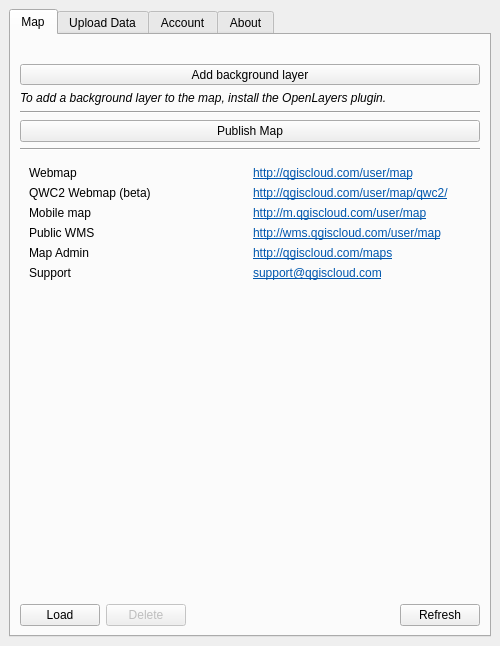
This is qgiscloud/qgiscloudplugin.ui in qgiscloud/qgis-cloud-plugin as Qt 5 draws it before an edit. The edited form follows.
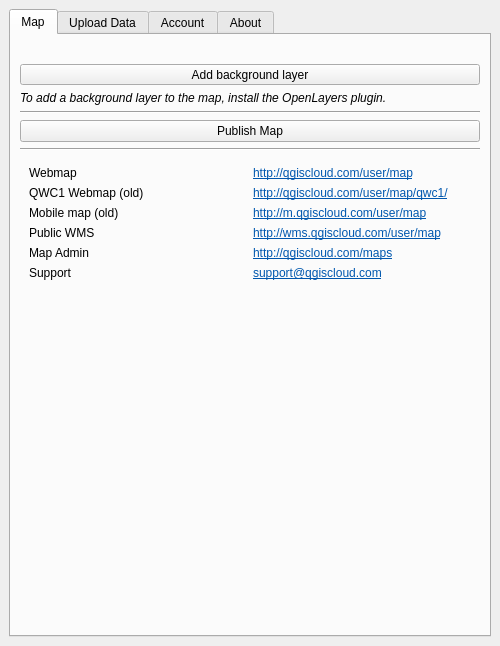
This is the edited form. The open tabs and pages were chosen to show the change. Icons and pictures are not drawn. Custom widgets are drawn as their Qt base class.

What changed in the file:
```diff
--- a/qgiscloud/qgiscloudplugin.ui
+++ b/qgiscloud/qgiscloudplugin.ui
@@ -28,7 +28,7 @@
         <string>Map</string>
        </attribute>
        <layout class="QGridLayout" name="gridLayout_4">
-        <item row="7" column="2">
+        <item row="7" column="1">
          <spacer name="verticalSpacer">
           <property name="orientation">
            <enum>Qt::Vertical</enum>
@@ -41,31 +41,14 @@
           </property>
          </spacer>
         </item>
-        <item row="8" column="0">
-         <widget class="QPushButton" name="btnMapLoad_2">
-          <property name="text">
-           <string>Load</string>
-          </property>
-         </widget>
-        </item>
-        <item row="5" column="0" colspan="4">
+        <item row="5" column="0" colspan="3">
          <widget class="Line" name="line_3">
           <property name="orientation">
            <enum>Qt::Horizontal</enum>
           </property>
          </widget>
         </item>
-        <item row="8" column="1">
-         <widget class="QPushButton" name="btnMapDelete_2">
-          <property name="enabled">
-           <bool>false</bool>
-          </property>
-          <property name="text">
-           <string>Delete</string>
-          </property>
-         </widget>
-        </item>
-        <item row="0" column="0" colspan="3">
+        <item row="0" column="0" colspan="2">
          <widget class="QLabel" name="logo_2">
           <property name="autoFillBackground">
            <bool>false</bool>
@@ -81,41 +64,21 @@
           </property>
          </widget>
         </item>
-        <item row="3" column="0" colspan="4">
+        <item row="3" column="0" colspan="3">
          <widget class="Line" name="line_2">
           <property name="orientation">
            <enum>Qt::Horizontal</enum>
           </property>
          </widget>
         </item>
-        <item row="8" column="2">
-         <spacer name="horizontalSpacer_5">
-          <property name="orientation">
-           <enum>Qt::Horizontal</enum>
-          </property>
-          <property name="sizeHint" stdset="0">
-           <size>
-            <width>133</width>
-            <height>20</height>
-           </size>
-          </property>
-         </spacer>
-        </item>
-        <item row="8" column="3">
-         <widget class="QPushButton" name="btnMapsRefresh_2">
-          <property name="text">
-           <string>Refresh</string>
-          </property>
-         </widget>
-        </item>
-        <item row="4" column="0" colspan="4">
+        <item row="4" column="0" colspan="3">
          <widget class="QPushButton" name="btnPublishMap">
           <property name="text">
            <string>Publish Map</string>
           </property>
          </widget>
         </item>
-        <item row="2" column="0" colspan="4">
+        <item row="2" column="0" colspan="3">
          <widget class="QLabel" name="labelOpenLayersPlugin">
           <property name="text">
            <string>&lt;i&gt;To add a background layer to the map, install the OpenLayers plugin.&lt;/i&gt;</string>
@@ -125,7 +88,7 @@
           </property>
          </widget>
         </item>
-        <item row="1" column="0" colspan="4">
+        <item row="1" column="0" colspan="3">
          <widget class="QToolButton" name="btnBackgroundLayer">
           <property name="sizePolicy">
            <sizepolicy hsizetype="Expanding" vsizetype="Fixed">
@@ -147,7 +110,7 @@
           </property>
          </widget>
         </item>
-        <item row="6" column="0" colspan="4">
+        <item row="6" column="0" colspan="3">
          <widget class="QWidget" name="widgetServices" native="true">
           <layout class="QGridLayout" name="gridLayout">
            <item row="2" column="1">
@@ -236,7 +199,7 @@
            <item row="2" column="0">
             <widget class="QLabel" name="label_4">
              <property name="text">
-              <string>Mobile map</string>
+              <string>Mobile map (old)</string>
              </property>
             </widget>
            </item>
@@ -264,18 +227,18 @@
            <item row="1" column="0">
             <widget class="QLabel" name="label_7">
              <property name="text">
-              <string>QWC2 Webmap (beta)</string>
+              <string>QWC1 Webmap (old)</string>
              </property>
             </widget>
            </item>
            <item row="1" column="1">
-            <widget class="QLabel" name="lblQwc2">
+            <widget class="QLabel" name="lblQwc1">
              <property name="text">
               <string>&lt;!DOCTYPE HTML PUBLIC &quot;-//W3C//DTD HTML 4.0//EN&quot; &quot;http://www.w3.org/TR/REC-html40/strict.dtd&quot;&gt;
 &lt;html&gt;&lt;head&gt;&lt;meta name=&quot;qrichtext&quot; content=&quot;1&quot; /&gt;&lt;style type=&quot;text/css&quot;&gt;
 p, li { white-space: pre-wrap; }
-&lt;/style&gt;&lt;/head&gt;&lt;body style=&quot; font-family:'Sans Serif'; font-size:9pt; font-weight:400; font-style:normal;&quot;&gt;
-&lt;p style=&quot; margin-top:0px; margin-bottom:0px; margin-left:0px; margin-right:0px; -qt-block-indent:0; text-indent:0px;&quot;&gt;&lt;a href=&quot;http://qgiscloud.com/user/map/qwc2/&quot;&gt;&lt;span style=&quot; font-family:'Ubuntu'; text-decoration: underline; color:#0057ae;&quot;&gt;http://qgiscloud.com/user/map/qwc2/&lt;/span&gt;&lt;/a&gt;&lt;/p&gt;&lt;/body&gt;&lt;/html&gt;</string>
+&lt;/style&gt;&lt;/head&gt;&lt;body style=&quot; font-family:'Ubuntu'; font-size:11pt; font-weight:400; font-style:normal;&quot;&gt;
+&lt;p style=&quot; margin-top:0px; margin-bottom:0px; margin-left:0px; margin-right:0px; -qt-block-indent:0; text-indent:0px;&quot;&gt;&lt;a href=&quot;http://qgiscloud.com/user/map/qwc2/&quot;&gt;&lt;span style=&quot; font-size:9pt; text-decoration: underline; color:#0057ae;&quot;&gt;http://qgiscloud.com/user/map/qwc1/&lt;/span&gt;&lt;/a&gt;&lt;/p&gt;&lt;/body&gt;&lt;/html&gt;</string>
              </property>
              <property name="openExternalLinks">
               <bool>true</bool>
@@ -610,7 +573,7 @@
              </property>
             </widget>
            </item>
-           <item row="1" column="0" rowspan="2" colspan="5">
+           <item row="1" column="0" rowspan="2" colspan="4">
             <widget class="QListWidget" name="tabMaps"/>
            </item>
            <item row="0" column="0">
@@ -643,13 +606,6 @@
              </property>
             </spacer>
            </item>
-           <item row="3" column="3">
-            <widget class="QPushButton" name="btnMapsRefresh">
-             <property name="text">
-              <string>Refresh</string>
-             </property>
-            </widget>
-           </item>
           </layout>
          </widget>
         </item>
```
